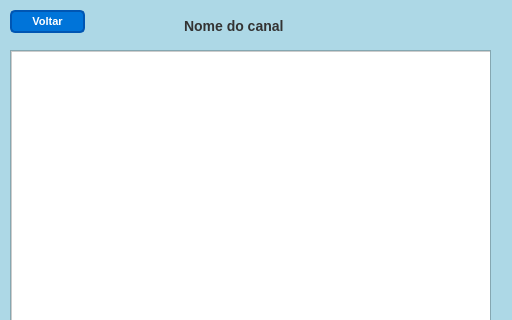
First picture: the form in src/interfaces/ModeloChat.ui, repository fornari03/ChatWF, before the edit; both pictures show x 0 to 512 and y 0 to 320 of the 512 by 606 pixel window.
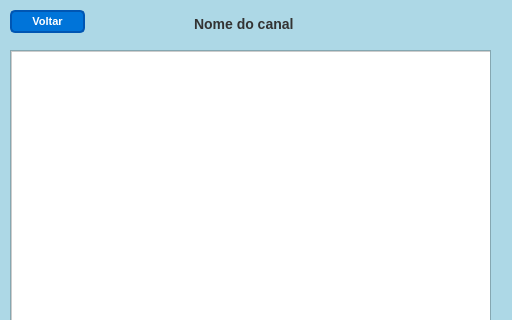
Second picture: the form after the edit.

Commit message: Código comentado e alteração de nomes de widgets

Patch:
```diff
--- a/src/interfaces/ModeloChat.ui
+++ b/src/interfaces/ModeloChat.ui
@@ -143,10 +143,10 @@
    <widget class="QLabel" name="labelNomeCanal">
     <property name="geometry">
      <rect>
-      <x>180</x>
-      <y>20</y>
+      <x>190</x>
+      <y>16</y>
       <width>131</width>
-      <height>16</height>
+      <height>20</height>
      </rect>
     </property>
     <property name="styleSheet">
```
The commit also changes 4 other files.
